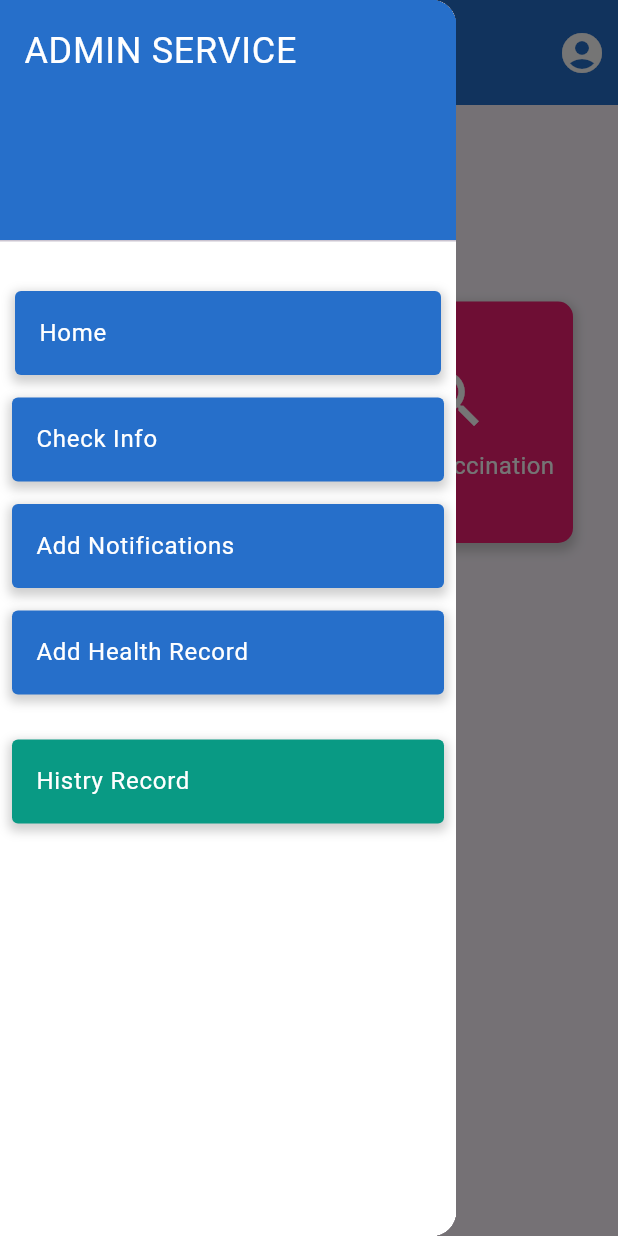
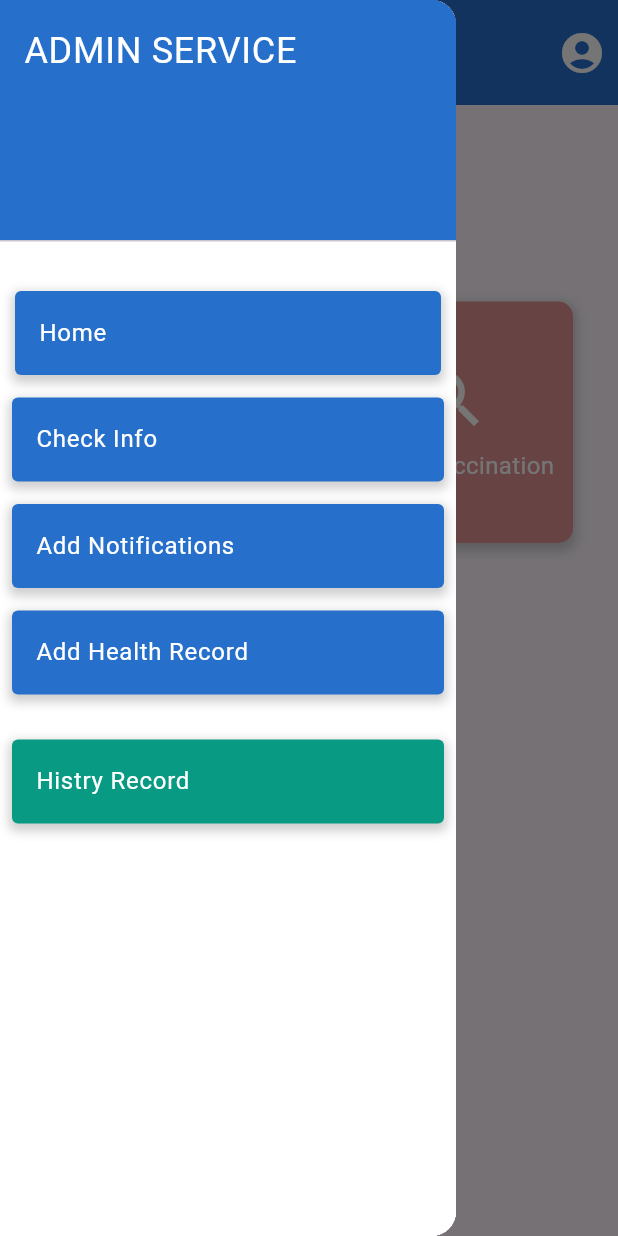
Before and after one commit to dean00sg/PetsCare, a Flutter app: the VaccinationMainWidget screen opened by its route, with the side drawer open, on a phone screen of 412 x 824 dp. Run offline on Flutter 3.47's test engine with Material 3 defaults, Android fonts, the light colour scheme and no system bars; our stand-ins replace bloc, equatable, flutter_bloc, flutter_typeahead, jwt_decoder, logger and 1 more; accounts and stored records are empty.

Commit message:
Frontend: fix color background for vaccine main

```diff
--- a/frontend/lib/admin/appbar/slidebar.dart
+++ b/frontend/lib/admin/appbar/slidebar.dart
@@ -137,7 +137,7 @@ class Sidebar extends StatelessWidget {
             Container(
               margin: const EdgeInsets.symmetric(horizontal: 8.0),
               decoration: BoxDecoration(
-                color: const Color.fromARGB(255, 239, 30, 114),
+                color: const Color(0xFFE09C99),
                 borderRadius: BorderRadius.circular(4),
                 boxShadow: [
                   BoxShadow(
--- a/frontend/lib/admin/widget/vaccination_main.dart
+++ b/frontend/lib/admin/widget/vaccination_main.dart
@@ -40,7 +40,7 @@ class VaccinationMainWidget extends StatelessWidget {
                       context,
                       title: 'Add Vaccine Pets',
                       icon: Icons.vaccines,
-                      color: Colors.blue,
+                      color: const Color(0xFF92B8E0),
                       onTap: () {
                         Navigator.of(context).pushNamed('/addvaccination');
                       },
@@ -49,7 +49,7 @@ class VaccinationMainWidget extends StatelessWidget {
                       context,
                       title: 'Check Vaccination',
                       icon: Icons.search,
-                      color: const Color.fromARGB(255, 239, 30, 114),
+                      color: const Color(0xFFE09492),
                       onTap: () {
                         Navigator.of(context).pushNamed('/checkvaccination');
                       },
--- a/frontend/lib/main.dart
+++ b/frontend/lib/main.dart
@@ -1,6 +1,6 @@
 import 'package:flutter/material.dart';
 import 'package:flutter_bloc/flutter_bloc.dart';
-import 'package:frontend/admin/bloc/add_feedpost.dart'; // Ensure correct import
+import 'package:frontend/admin/bloc/add_feedpost.dart';
 import 'package:frontend/admin/bloc/add_healthrec.dart';
 import 'package:frontend/admin/bloc/add_historyrec.dart';
 import 'package:frontend/admin/bloc/add_notification.dart';
@@ -8,7 +8,7 @@ import 'package:frontend/admin/bloc/add_vaccination.dart';
 import 'package:frontend/admin/bloc/check_historyrec.dart';
 import 'package:frontend/admin/bloc/user.dart';
 import 'package:frontend/admin/bloc/vaccination.dart';
-import 'package:frontend/admin/repositories/add_feedpost.dart'; // Ensure correct import
+import 'package:frontend/admin/repositories/add_feedpost.dart';
 import 'package:frontend/admin/bloc/check_info_bloc.dart';
 import 'package:frontend/admin/repositories/add_notification.dart';
 import 'package:frontend/admin/repositories/historyrec.dart';
@@ -22,7 +22,7 @@ import 'package:frontend/admin/widget/check_alluser.dart';
 import 'package:frontend/admin/widget/check_healthrec.dart';
 import 'package:frontend/admin/widget/check_historyrec.dart';
 import 'package:frontend/admin/widget/check_info_screen.dart';
-import 'package:frontend/admin/widget/add_feedpost.dart'; // Correct imports
+import 'package:frontend/admin/widget/add_feedpost.dart';
 import 'package:frontend/admin/widget/feed_admin.dart';
 import 'package:frontend/admin/widget/healthrecord_main.dart';
 import 'package:frontend/admin/widget/historyrec_main.dart';
```
